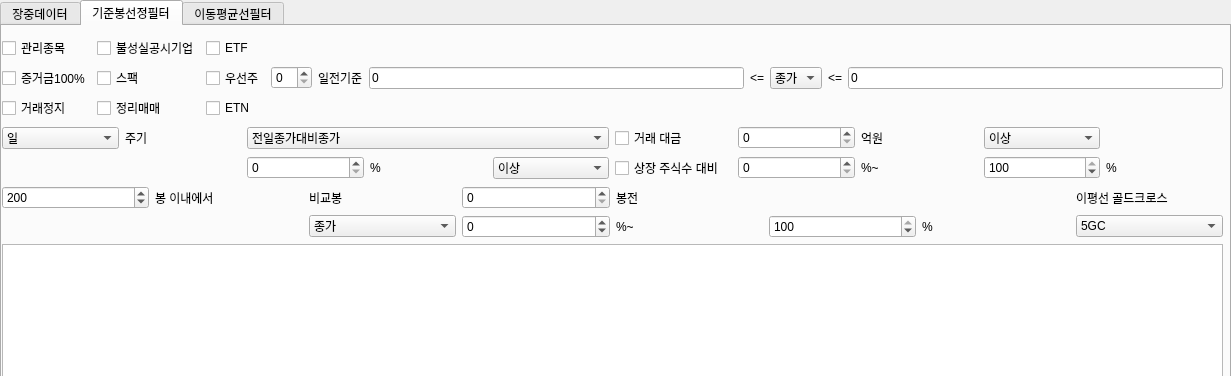
The window that src/main.ui (engkimbs/stock-serach) describes before a commit, drawn with Qt 5; both pictures show x 0 to 1231 and y 0 to 376 of the 1231 by 931 pixel window.
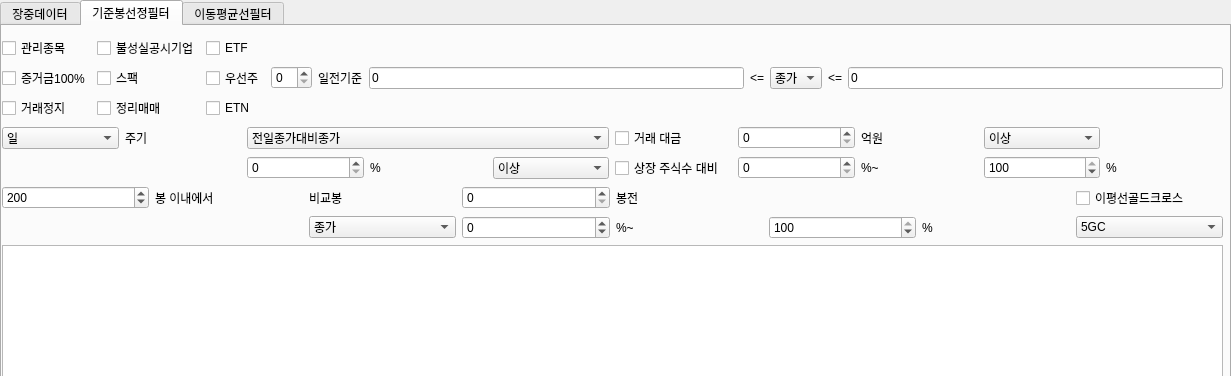
The same window after the commit.

Commit message: 골드 크로스 체크박스 추가

```diff
--- a/src/main.ui
+++ b/src/main.ui
@@ -424,13 +424,6 @@
              </property>
             </widget>
            </item>
-           <item row="0" column="7">
-            <widget class="QLabel" name="label_20">
-             <property name="text">
-              <string>이평선 골드크로스</string>
-             </property>
-            </widget>
-           </item>
            <item row="0" column="1">
             <widget class="QLabel" name="label_15">
              <property name="text">
@@ -503,6 +496,13 @@
              </item>
             </widget>
            </item>
+           <item row="0" column="7">
+            <widget class="QCheckBox" name="goldCrossCheckBox">
+             <property name="text">
+              <string>이평선골드크로스</string>
+             </property>
+            </widget>
+           </item>
           </layout>
          </item>
          <item>
```
The commit also changes 2 other files.
